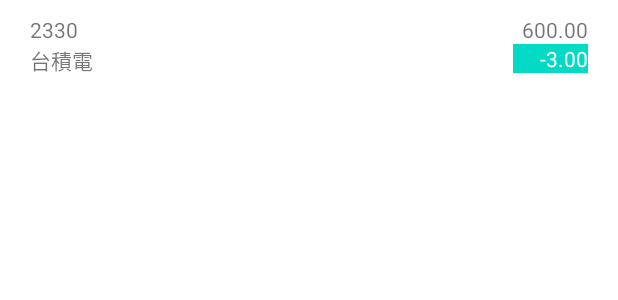
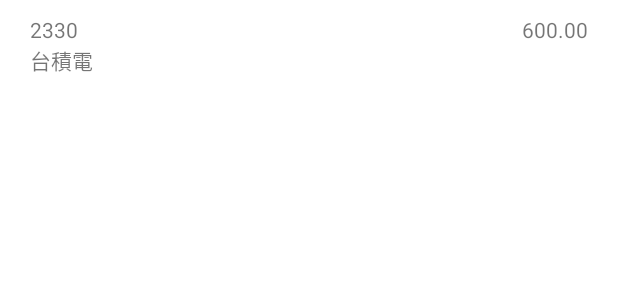
Before and after one commit to albertkingdom/android-app-mynewsapp, an Android app: the layout item_stockinfo.xml on its own in the app's theme, with its tools: preview values and no code run, on a phone screen of 412 x 824 dp. Shown: the top 300 px of the screen. Run offline under Robolectric (Android 15) with nearby library versions, the phone set to English and light mode, and no system bars; network calls fail.

```diff
--- a/app/src/main/AndroidManifest.xml
+++ b/app/src/main/AndroidManifest.xml
@@ -10,8 +10,7 @@
         android:supportsRtl="true"
         android:theme="@style/Theme.MyNewsApp">
         <activity
-            android:name=".MainActivity"
-            android:label="@string/app_name">
+            android:name=".MainActivity">
             <intent-filter>
                 <action android:name="android.intent.action.MAIN" />
 
--- a/app/src/main/java/com/example/mynewsapp/MainActivity.kt
+++ b/app/src/main/java/com/example/mynewsapp/MainActivity.kt
@@ -35,7 +35,7 @@ class MainActivity : AppCompatActivity() {
         val navHostFragment =
             supportFragmentManager.findFragmentById(R.id.StockNavHostFragment) as NavHostFragment
         val navController = navHostFragment.navController
-        navView.setupWithNavController(navHostFragment.findNavController())
+        navView.setupWithNavController(navController)
 
 //        setSupportActionBar(findViewById(R.id.my_toolbar))
     }
--- a/app/src/main/java/com/example/mynewsapp/ui/ListFragment.kt
+++ b/app/src/main/java/com/example/mynewsapp/ui/ListFragment.kt
@@ -5,6 +5,7 @@ import android.util.Log
 import android.view.LayoutInflater
 import android.view.View
 import android.view.ViewGroup
+import androidx.appcompat.app.AppCompatActivity
 import androidx.fragment.app.Fragment
 import androidx.lifecycle.Observer
 import androidx.navigation.fragment.findNavController
@@ -34,7 +35,8 @@ class ListFragment : Fragment() {
         super.onViewCreated(view, savedInstanceState)
 
         val recyclerView: RecyclerView = binding.stockListRecyclerview
-
+        //change toolbar title
+        (requireActivity() as AppCompatActivity).supportActionBar?.title = "List"
         viewModel =(activity as MainActivity).viewModel
 
         stockAdapter = StockInfoAdapter(getStockNameToGetRelatedNews)
--- a/app/src/main/java/com/example/mynewsapp/ui/NewsFragment.kt
+++ b/app/src/main/java/com/example/mynewsapp/ui/NewsFragment.kt
@@ -3,6 +3,7 @@ package com.example.mynewsapp.ui
 import android.os.Bundle
 import android.util.Log
 import android.view.View
+import androidx.appcompat.app.AppCompatActivity
 import androidx.fragment.app.Fragment
 import androidx.lifecycle.Observer
 import androidx.navigation.fragment.findNavController
@@ -23,7 +24,8 @@ class NewsFragment : Fragment(R.layout.fragment_news) {
 
     override fun onViewCreated(view: View, savedInstanceState: Bundle?) {
         super.onViewCreated(view, savedInstanceState)
-
+        //change toolbar title
+        (requireActivity() as AppCompatActivity).supportActionBar?.title = "News"
         binding = FragmentNewsBinding.bind(view)
 
         val recyclerView: RecyclerView = binding!!.newsRecyclerview
--- a/app/src/main/res/layout/item_stockinfo.xml
+++ b/app/src/main/res/layout/item_stockinfo.xml
@@ -32,7 +32,7 @@
         android:id="@+id/stockPriceDiff"
         android:layout_width="50sp"
         android:layout_height="wrap_content"
-        android:background="?attr/colorSecondary"
+        android:text="@string/stockprice_diff"
         tools:text="-3.00"
         android:textAlignment="viewEnd"
         android:textColor="@color/white"
--- a/app/src/main/res/values/colors.xml
+++ b/app/src/main/res/values/colors.xml
@@ -7,4 +7,7 @@
     <color name="teal_700">#FF018786</color>
     <color name="black">#FF000000</color>
     <color name="white">#FFFFFFFF</color>
+    <color name="red">#FF0000</color>
+    <color name="green">#008000</color>
+
 </resources>
--- a/app/src/main/res/values/strings.xml
+++ b/app/src/main/res/values/strings.xml
@@ -7,5 +7,5 @@
     <string name="dialog_addStockNo">加入追蹤</string>
     <string name="dialog_cancel">取消</string>
     <string name="dialog_editTextHint">請輸入新股票代號</string>
-
+    <string name="stockprice_diff">%1$s %2$s</string>
 </resources>
```
Also changed, not shown: app/src/main/java/com/example/mynewsapp/adapter/StockInfoAdapter.kt (+11 -2 lines), app/src/main/res/navigation/nav_graph.xml (+3 -4 lines).
